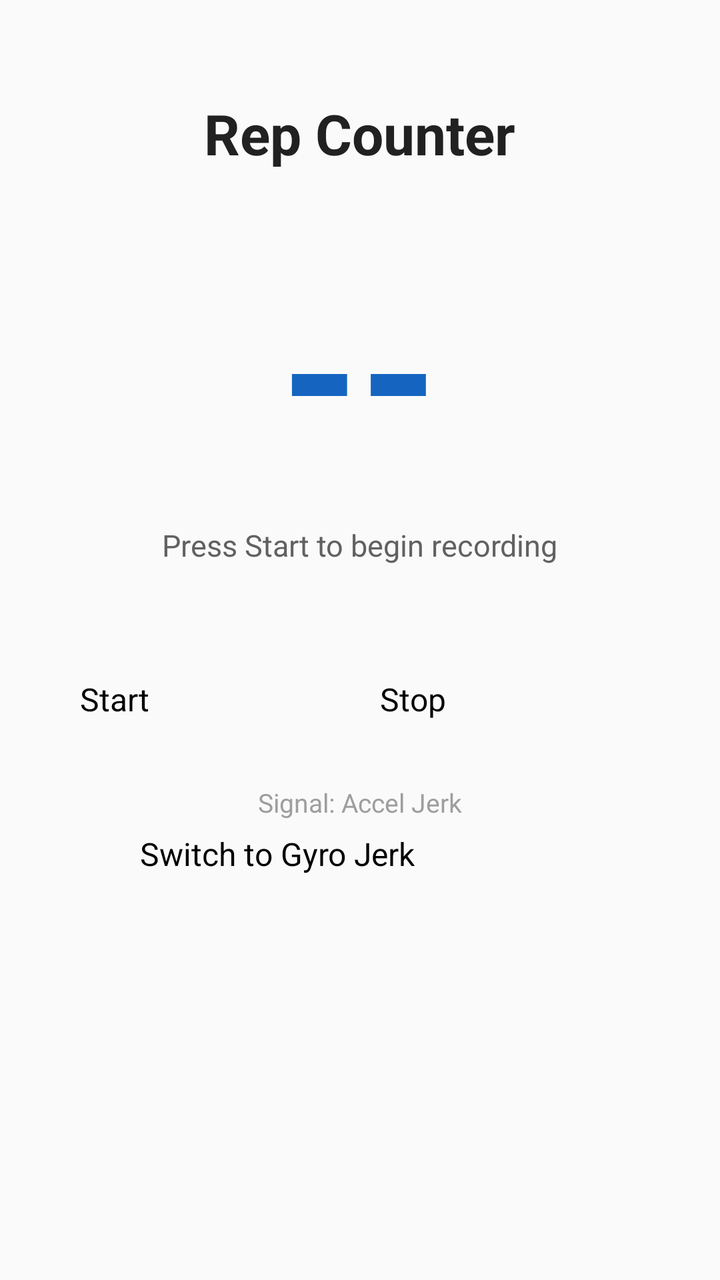
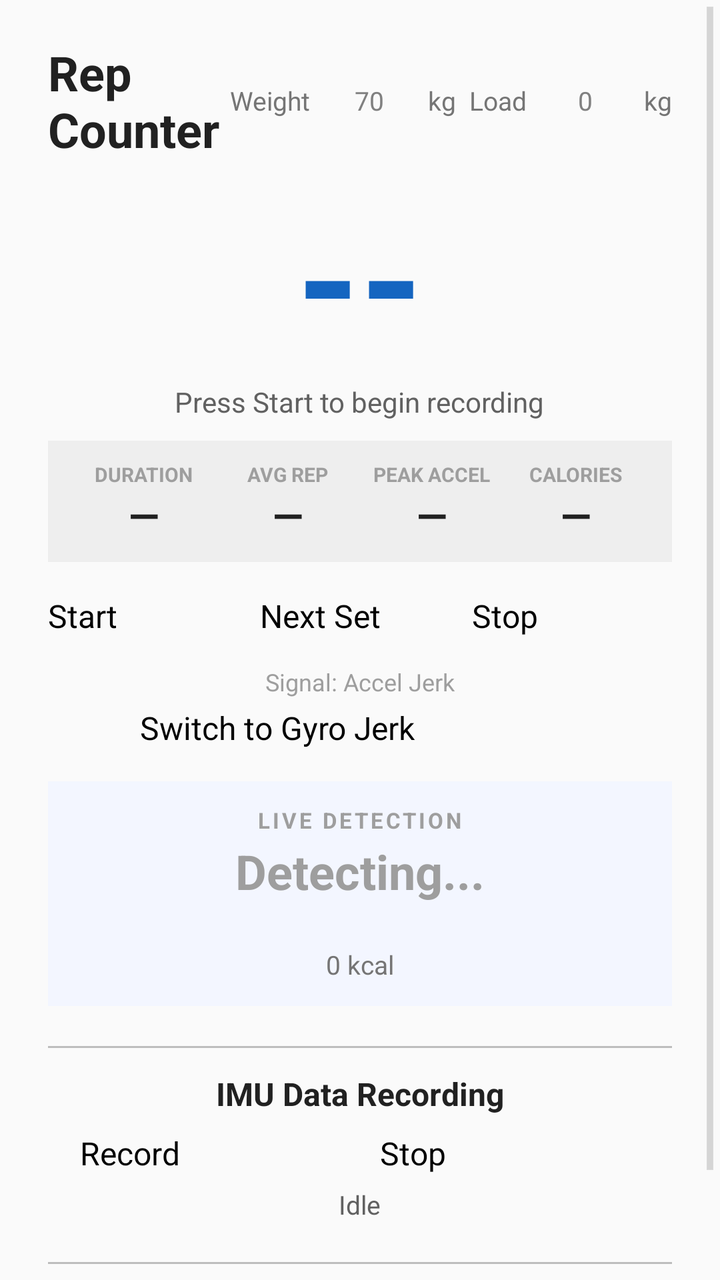

Two renders of the same Android screen: before a commit and after it. Below are the layout's source before the change and the commit's diff.
<!-- AndroidManifest.xml: application theme AppTheme -->
<!-- res/layout/activity_rep_counter.xml -->
<?xml version="1.0" encoding="utf-8"?>
<LinearLayout
    xmlns:android="http://schemas.android.com/apk/res/android"
    android:layout_width="match_parent"
    android:layout_height="match_parent"
    android:orientation="vertical"
    android:gravity="center_horizontal"
    android:paddingLeft="24dp"
    android:paddingRight="24dp"
    android:paddingTop="32dp"
    android:paddingBottom="32dp"
    android:background="#FAFAFA">

    
    <TextView
        android:layout_width="wrap_content"
        android:layout_height="wrap_content"
        android:text="Rep Counter"
        android:textSize="28sp"
        android:textStyle="bold"
        android:textColor="#212121"
        android:layout_marginTop="16dp" />

    
    <TextView
        android:id="@+id/textRepCount"
        android:layout_width="wrap_content"
        android:layout_height="wrap_content"
        android:text="--"
        android:textSize="100sp"
        android:textStyle="bold"
        android:textColor="#1565C0"
        android:layout_marginTop="32dp" />

    
    <TextView
        android:id="@+id/textStatus"
        android:layout_width="wrap_content"
        android:layout_height="wrap_content"
        android:text="Press Start to begin recording"
        android:textSize="15sp"
        android:textColor="#616161"
        android:layout_marginTop="12dp" />

    
    <LinearLayout
        android:layout_width="wrap_content"
        android:layout_height="wrap_content"
        android:orientation="horizontal"
        android:layout_marginTop="56dp">

        <Button
            android:id="@+id/buttonStart"
            android:layout_width="130dp"
            android:layout_height="wrap_content"
            android:text="Start"
            android:layout_marginEnd="20dp" />

        <Button
            android:id="@+id/buttonStop"
            android:layout_width="130dp"
            android:layout_height="wrap_content"
            android:text="Stop" />

    </LinearLayout>

    
    <TextView
        android:id="@+id/textMode"
        android:layout_width="wrap_content"
        android:layout_height="wrap_content"
        android:text="Signal: Accel Jerk"
        android:textSize="13sp"
        android:textColor="#9E9E9E"
        android:layout_marginTop="32dp" />

    
    <Button
        android:id="@+id/buttonMode"
        android:layout_width="220dp"
        android:layout_height="wrap_content"
        android:text="Switch to Gyro Jerk"
        android:layout_marginTop="6dp" />

</LinearLayout>
<!-- resources referenced by this layout -->
<resources>
  <style name="AppTheme" parent="android:Theme.Holo.Light.DarkActionBar">
          
      </style>
</resources>

<!-- the commit's change to res/layout/activity_rep_counter.xml (unified diff, before → after) -->
@@ -1,25 +1,88 @@
 <?xml version="1.0" encoding="utf-8"?>
-<LinearLayout
+<ScrollView
     xmlns:android="http://schemas.android.com/apk/res/android"
     android:layout_width="match_parent"
     android:layout_height="match_parent"
+    android:background="#FAFAFA"
+    android:fillViewport="true">
+
+<LinearLayout
+    android:layout_width="match_parent"
+    android:layout_height="wrap_content"
     android:orientation="vertical"
     android:gravity="center_horizontal"
     android:paddingLeft="24dp"
     android:paddingRight="24dp"
-    android:paddingTop="32dp"
-    android:paddingBottom="32dp"
-    android:background="#FAFAFA">
-
-    
-    <TextView
-        android:layout_width="wrap_content"
-        android:layout_height="wrap_content"
-        android:text="Rep Counter"
-        android:textSize="28sp"
-        android:textStyle="bold"
-        android:textColor="#212121"
-        android:layout_marginTop="16dp" />
+    android:paddingTop="20dp"
+    android:paddingBottom="24dp">
+
+    
+    <LinearLayout
+        android:layout_width="match_parent"
+        android:layout_height="wrap_content"
+        android:orientation="horizontal"
+        android:gravity="center_vertical">
+
+        <TextView
+            android:layout_width="0dp"
+            android:layout_height="wrap_content"
+            android:layout_weight="1"
+            android:text="Rep Counter"
+            android:textSize="24sp"
+            android:textStyle="bold"
+            android:textColor="#212121" />
+
+        <TextView
+            android:layout_width="wrap_content"
+            android:layout_height="wrap_content"
+            android:text="Weight "
+            android:textSize="13sp"
+            android:textColor="#757575" />
+
+        <EditText
+            android:id="@+id/editWeight"
+            android:layout_width="52dp"
+            android:layout_height="wrap_content"
+            android:inputType="numberDecimal"
+            android:hint="70"
+            android:textSize="13sp"
+            android:textColor="#212121"
+            android:padding="4dp"
+            android:gravity="center" />
+
+        <TextView
+            android:layout_width="wrap_content"
+            android:layout_height="wrap_content"
+            android:text=" kg"
+            android:textSize="13sp"
+            android:textColor="#757575" />
+
+        <TextView
+            android:layout_width="wrap_content"
+            android:layout_height="wrap_content"
+            android:text="  Load "
+            android:textSize="13sp"
+            android:textColor="#757575" />
+
+        <EditText
+            android:id="@+id/editLoad"
+            android:layout_width="52dp"
+            android:layout_height="wrap_content"
+            android:inputType="numberDecimal"
+            android:hint="0"
+            android:textSize="13sp"
+            android:textColor="#212121"
+            android:padding="4dp"
+            android:gravity="center" />
+
+        <TextView
+            android:layout_width="wrap_content"
+            android:layout_height="wrap_content"
+            android:text=" kg"
+            android:textSize="13sp"
+            android:textColor="#757575" />
+
+    </LinearLayout>
 
     
     <TextView
@@ -27,10 +90,10 @@
         android:layout_width="wrap_content"
         android:layout_height="wrap_content"
         android:text="--"
-        android:textSize="100sp"
+        android:textSize="80sp"
         android:textStyle="bold"
         android:textColor="#1565C0"
-        android:layout_marginTop="32dp" />
+        android:layout_marginTop="4dp" />
 
     
     <TextView
@@ -38,28 +101,166 @@
         android:layout_width="wrap_content"
         android:layout_height="wrap_content"
         android:text="Press Start to begin recording"
-        android:textSize="15sp"
-        android:textColor="#616161"
-        android:layout_marginTop="12dp" />
-
-    
-    <LinearLayout
-        android:layout_width="wrap_content"
+        android:textSize="14sp"
+        android:textColor="#616161" />
+
+    
+    <LinearLayout
+        android:layout_width="match_parent"
+        android:layout_height="wrap_content"
+        android:orientation="vertical"
+        android:background="#EEEEEE"
+        android:paddingTop="10dp"
+        android:paddingBottom="10dp"
+        android:paddingLeft="12dp"
+        android:paddingRight="12dp"
+        android:layout_marginTop="10dp">
+
+        <LinearLayout
+            android:layout_width="match_parent"
+            android:layout_height="wrap_content"
+            android:orientation="horizontal">
+
+            
+            <LinearLayout
+                android:layout_width="0dp"
+                android:layout_height="wrap_content"
+                android:layout_weight="1"
+                android:orientation="vertical"
+                android:gravity="center_horizontal">
+
+                <TextView
+                    android:layout_width="wrap_content"
+                    android:layout_height="wrap_content"
+                    android:text="DURATION"
+                    android:textSize="10sp"
+                    android:textStyle="bold"
+                    android:textColor="#9E9E9E" />
+
+                <TextView
+                    android:id="@+id/textStatDuration"
+                    android:layout_width="wrap_content"
+                    android:layout_height="wrap_content"
+                    android:text="—"
+                    android:textSize="20sp"
+                    android:textStyle="bold"
+                    android:textColor="#212121" />
+
+            </LinearLayout>
+
+            
+            <LinearLayout
+                android:layout_width="0dp"
+                android:layout_height="wrap_content"
+                android:layout_weight="1"
+                android:orientation="vertical"
+                android:gravity="center_horizontal">
+
+                <TextView
+                    android:layout_width="wrap_content"
+                    android:layout_height="wrap_content"
+                    android:text="AVG REP"
+                    android:textSize="10sp"
+                    android:textStyle="bold"
+                    android:textColor="#9E9E9E" />
+
+                <TextView
+                    android:id="@+id/textStatRepTime"
+                    android:layout_width="wrap_content"
+                    android:layout_height="wrap_content"
+                    android:text="—"
+                    android:textSize="20sp"
+                    android:textStyle="bold"
+                    android:textColor="#212121" />
+
+            </LinearLayout>
+
+            
+            <LinearLayout
+                android:layout_width="0dp"
+                android:layout_height="wrap_content"
+                android:layout_weight="1"
+                android:orientation="vertical"
+                android:gravity="center_horizontal">
+
+                <TextView
+                    android:layout_width="wrap_content"
+                    android:layout_height="wrap_content"
+                    android:text="PEAK ACCEL"
+                    android:textSize="10sp"
+                    android:textStyle="bold"
+                    android:textColor="#9E9E9E" />
+
+                <TextView
+                    android:id="@+id/textStatMaxAccel"
+                    android:layout_width="wrap_content"
+                    android:layout_height="wrap_content"
+                    android:text="—"
+                    android:textSize="20sp"
+                    android:textStyle="bold"
+                    android:textColor="#212121" />
+
+            </LinearLayout>
+
+            
+            <LinearLayout
+                android:layout_width="0dp"
+                android:layout_height="wrap_content"
+                android:layout_weight="1"
+                android:orientation="vertical"
+                android:gravity="center_horizontal">
+
+                <TextView
+                    android:layout_width="wrap_content"
+                    android:layout_height="wrap_content"
+                    android:text="CALORIES"
+                    android:textSize="10sp"
+                    android:textStyle="bold"
+                    android:textColor="#9E9E9E" />
+
+                <TextView
+                    android:id="@+id/textStatCalories"
+                    android:layout_width="wrap_content"
+                    android:layout_height="wrap_content"
+                    android:text="—"
+                    android:textSize="20sp"
+                    android:textStyle="bold"
+                    android:textColor="#212121" />
+
+            </LinearLayout>
+
+        </LinearLayout>
+
+    </LinearLayout>
+
+    
+    <LinearLayout
+        android:layout_width="match_parent"
         android:layout_height="wrap_content"
         android:orientation="horizontal"
-        android:layout_marginTop="56dp">
+        android:layout_marginTop="16dp">
 
         <Button
             android:id="@+id/buttonStart"
-            android:layout_width="130dp"
-            android:layout_height="wrap_content"
+            android:layout_width="0dp"
+            android:layout_height="wrap_content"
+            android:layout_weight="1"
             android:text="Start"
-            android:layout_marginEnd="20dp" />
+            android:layout_marginEnd="6dp" />
+
+        <Button
+            android:id="@+id/buttonNext"
+            android:layout_width="0dp"
+            android:layout_height="wrap_content"
+            android:layout_weight="1"
+            android:text="Next Set"
+            android:layout_marginEnd="6dp" />
 
         <Button
             android:id="@+id/buttonStop"
-            android:layout_width="130dp"
-            android:layout_height="wrap_content"
+            android:layout_width="0dp"
+            android:layout_height="wrap_content"
+            android:layout_weight="1"
             android:text="Stop" />
 
     </LinearLayout>
@@ -70,9 +271,9 @@
         android:layout_width="wrap_content"
         android:layout_height="wrap_content"
         android:text="Signal: Accel Jerk"
-        android:textSize="13sp"
+        android:textSize="12sp"
         android:textColor="#9E9E9E"
-        android:layout_marginTop="32dp" />
+        android:layout_marginTop="14dp" />
 
     
     <Button
@@ -80,6 +281,151 @@
         android:layout_width="220dp"
         android:layout_height="wrap_content"
         android:text="Switch to Gyro Jerk"
+        android:layout_marginTop="4dp" />
+
+    
+    <LinearLayout
+        android:layout_width="match_parent"
+        android:layout_height="wrap_content"
+        android:orientation="vertical"
+        android:gravity="center_horizontal"
+        android:background="#F3F6FF"
+        android:paddingTop="12dp"
+        android:paddingBottom="12dp"
+        android:paddingLeft="16dp"
+        android:paddingRight="16dp"
+        android:layout_marginTop="16dp">
+
+        <TextView
+            android:layout_width="wrap_content"
+            android:layout_height="wrap_content"
+            android:text="LIVE DETECTION"
+            android:textSize="11sp"
+            android:textStyle="bold"
+            android:textColor="#9E9E9E"
+            android:letterSpacing="0.12"
+            android:layout_marginBottom="2dp" />
+
+        <TextView
+            android:id="@+id/textExerciseType"
+            android:layout_width="wrap_content"
+            android:layout_height="wrap_content"
+            android:text="Detecting..."
+            android:textSize="24sp"
+            android:textStyle="bold"
+            android:textColor="#9E9E9E" />
+
+        <TextView
+            android:id="@+id/textConfidence"
+            android:layout_width="wrap_content"
+            android:layout_height="wrap_content"
+            android:text=""
+            android:textSize="13sp"
+            android:textColor="#757575"
+            android:layout_marginTop="2dp" />
+
+        <TextView
+            android:id="@+id/textLiveCalories"
+            android:layout_width="wrap_content"
+            android:layout_height="wrap_content"
+            android:text="0 kcal"
+            android:textSize="13sp"
+            android:textColor="#757575"
+            android:layout_marginTop="2dp" />
+
+    </LinearLayout>
+
+    
+    <View
+        android:layout_width="match_parent"
+        android:layout_height="1dp"
+        android:background="#BDBDBD"
+        android:layout_marginTop="20dp"
+        android:layout_marginBottom="12dp" />
+
+    
+    <TextView
+        android:layout_width="wrap_content"
+        android:layout_height="wrap_content"
+        android:text="IMU Data Recording"
+        android:textSize="16sp"
+        android:textStyle="bold"
+        android:textColor="#212121"
+        android:layout_marginBottom="8dp" />
+
+    <LinearLayout
+        android:layout_width="wrap_content"
+        android:layout_height="wrap_content"
+        android:orientation="horizontal">
+
+        <Button
+            android:id="@+id/buttonRecord"
+            android:layout_width="130dp"
+            android:layout_height="wrap_content"
+            android:text="Record"
+            android:layout_marginEnd="20dp" />
+
+        <Button
+            android:id="@+id/buttonRecordStop"
+            android:layout_width="130dp"
+            android:layout_height="wrap_content"
+            android:text="Stop" />
+
+    </LinearLayout>
+
+    <TextView
+        android:id="@+id/textRecordStatus"
+        android:layout_width="wrap_content"
+        android:layout_height="wrap_content"
+        android:text="Idle"
+        android:textSize="13sp"
+        android:textColor="#616161"
         android:layout_marginTop="6dp" />
 
+    
+    <View
+        android:layout_width="match_parent"
+        android:layout_height="1dp"
+        android:background="#BDBDBD"
+        android:layout_marginTop="20dp"
+        android:layout_marginBottom="12dp" />
+
+    
+    <LinearLayout
+        android:layout_width="match_parent"
+        android:layout_height="wrap_content"
+        android:orientation="horizontal"
+        android:gravity="center_vertical">
+
+        <TextView
+            android:layout_width="0dp"
+            android:layout_height="wrap_content"
+            android:layout_weight="1"
+            android:text="SESSION HISTORY"
+            android:textSize="11sp"
+            android:textStyle="bold"
+            android:textColor="#9E9E9E"
+            android:letterSpacing="0.12" />
+
+        <Button
+            android:id="@+id/buttonClearSession"
+            android:layout_width="wrap_content"
+            android:layout_height="wrap_content"
+            android:text="Clear"
+            android:textSize="12sp"
+            android:paddingLeft="12dp"
+            android:paddingRight="12dp" />
+
+    </LinearLayout>
+
+    
+    <LinearLayout
+        android:id="@+id/layoutSetHistory"
+        android:layout_width="match_parent"
+        android:layout_height="wrap_content"
+        android:orientation="vertical"
+        android:layout_marginTop="4dp"
+        android:layout_marginBottom="8dp" />
+
 </LinearLayout>
+</ScrollView>
